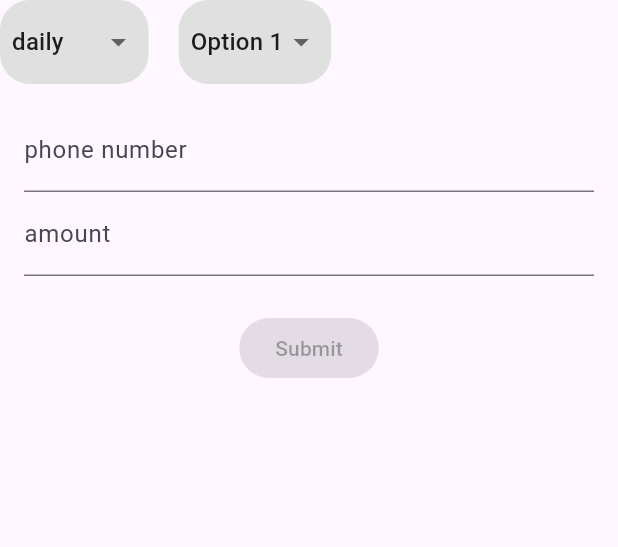
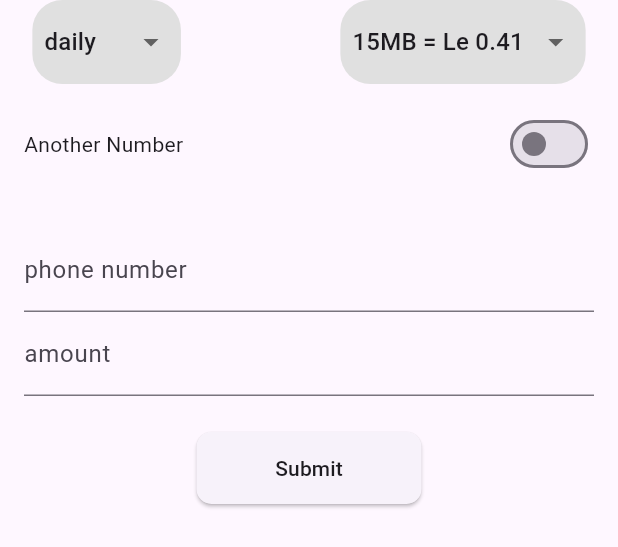
Before and after one commit to osmanbah441/money, a Flutter app: the DataBundleService widget shown alone on an empty page, opened directly, on a phone screen of 412 x 824 dp. Shown: the top 547 px of the screen. Run offline on Flutter 3.47's test engine with Material 3 defaults, Android fonts, the phone set to English and light mode, and no system bars.

Commit message:
added demo

```diff
--- a/api/example/api_example.dart
+++ /dev/null
@@ -1,6 +0,0 @@
-import 'package:api/api.dart';
-
-void main() {
-  var awesome = Awesome();
-  print('awesome: ${awesome.isAwesome}');
-}
--- a/api/lib/src/api_base.dart
+++ /dev/null
@@ -1,6 +0,0 @@
-// TODO: Put public facing types in this file.
-
-/// Checks if you are awesome. Spoiler: you are.
-class Awesome {
-  bool get isAwesome => true;
-}
--- a/lib/components/pay_service_by_number_form.dart
+++ b/lib/components/pay_service_by_number_form.dart
@@ -1,38 +1,73 @@
 import 'package:flutter/material.dart';
+import 'package:money/components/expanded_elevated_button.dart';
 
-class PayServiceByNumberForm extends StatelessWidget {
-  const PayServiceByNumberForm(
-      {super.key,
+class PayServiceByNumberForm extends StatefulWidget {
+  const PayServiceByNumberForm({
+    super.key,
     required this.numberLabelText,
     this.amountLabelText = 'amount',
     this.onSubmit,
-      this.disableNumberField = false});
+    this.disableNumberField = false,
+    this.validateNumber,
+  });
 
   final String numberLabelText;
   final String amountLabelText;
   final VoidCallback? onSubmit;
   final bool disableNumberField;
+  final String? Function(String?)? validateNumber;
 
   @override
+  State<PayServiceByNumberForm> createState() => _PayServiceByNumberFormState();
+}
+
+class _PayServiceByNumberFormState extends State<PayServiceByNumberForm> {
+  final _formKey = GlobalKey<FormState>();
+  @override
   Widget build(BuildContext context) {
-    return Padding(
+    return Form(
+      key: _formKey,
+      child: Padding(
         padding: const EdgeInsets.all(16.0),
         child: Column(
           children: [
-          if (!disableNumberField)
-            TextField(
-              decoration: InputDecoration(labelText: numberLabelText),
+            if (!widget.disableNumberField)
+              TextFormField(
+                decoration: InputDecoration(labelText: widget.numberLabelText),
+                validator: widget.validateNumber,
               ),
-          TextField(
-            decoration: InputDecoration(labelText: amountLabelText),
+            TextFormField(
+              decoration: InputDecoration(labelText: widget.amountLabelText),
+              validator: _validateAmount,
             ),
             const SizedBox(height: 24),
-          ElevatedButton(
-            onPressed: onSubmit,
-            child: Text("Submit"),
+            ExpandedElevatedButton(
+              onPressed: () {
+                if (_formKey.currentState!.validate()) {
+                  if (widget.onSubmit != null) widget.onSubmit!();
+                  ScaffoldMessenger.of(context)
+                    ..hideCurrentSnackBar()
+                    ..showSnackBar(const SnackBar(
+                        content: Text('form submit successfull')));
+                }
+              },
+              label: "Submit",
             ),
           ],
         ),
+      ),
     );
   }
+
+  String? _validateAmount(String? amount) {
+    if (amount == null || amount.isEmpty) return "This field is required";
+
+    try {
+      final a = int.parse(amount);
+      if (a < 20) return "must be at least Le 20";
+    } catch (e) {
+      return "must be a number";
     }
+    return null;
+  }
+}
--- a/lib/router/routes.dart
+++ /dev/null
@@ -1,47 +0,0 @@
-import 'package:flutter/material.dart';
-import 'package:go_router/go_router.dart';
-import 'package:money/screens/screens.dart';
-
-part 'scaffold_with_nav_bar.dart';
-
-final class AppRouter {
-  GoRouter get router => GoRouter(
-        debugLogDiagnostics: true,
-        initialLocation: _PathConstants.homePath,
-        routes: [
-          ShellRoute(
-            builder: (context, state, child) => ScaffoldWithNavBar(
-              location: state.uri.path,
-              child: child,
-            ),
-            routes: [
-              _homeRoute,
-              _servicesRoute,
-              _historyRoute,
-            ],
-          ),
-        ],
-      );
-
-  GoRoute get _homeRoute => GoRoute(
-      path: _PathConstants.homePath, builder: (context, state) => HomeScreen());
-
-  GoRoute get _servicesRoute => GoRoute(
-      path: _PathConstants.servicesPath,
-      builder: (context, state) => const ServicesScreen());
-
-  GoRoute get _historyRoute => GoRoute(
-        path: _PathConstants.historyPath,
-        builder: (context, state) => const Center(
-          child: Text('history'),
-        ),
-      );
-}
-
-abstract final class _PathConstants {
-  const _PathConstants();
-
-  static const homePath = "/";
-  static const servicesPath = "/services";
-  static const historyPath = "/history";
-}
--- a/lib/screens/screens.dart
+++ b/lib/screens/screens.dart
@@ -1,2 +1 @@
-export 'home/home_screen.dart';
 export 'services/services_screen.dart';
--- a/lib/screens/services/data_bundle_service.dart
+++ b/lib/screens/services/data_bundle_service.dart
@@ -1,24 +1,61 @@
 import 'package:flutter/material.dart';
 import 'package:money/components/components.dart';
 
-class DataBundleService extends StatelessWidget {
+class DataBundleService extends StatefulWidget {
   const DataBundleService({super.key});
 
+  @override
+  State<DataBundleService> createState() => _DataBundleServiceState();
+}
+
+class _DataBundleServiceState extends State<DataBundleService> {
+  bool _topupSwitchValue = false;
+
+  void _toggleTopupSwitch(bool value) =>
+      setState(() => _topupSwitchValue = value);
   @override
   Widget build(BuildContext context) {
     return Column(
       children: [
         SubscriptionOptionsSelector(
           subscriptionOptions: const {
-            SubscriptionType.daily: ['Option 1', 'Option 2', 'Option 3'],
-            SubscriptionType.weekly: ['Option A', 'Option B', 'Option C'],
-            SubscriptionType.monthly: ['Option X', 'Option Y', 'Option Z'],
+            SubscriptionType.daily: [
+              '15MB = Le 0.41',
+              '70MB = Le 1.60',
+              '260MB = Le 5.72',
+            ],
+            SubscriptionType.weekly: [
+              '115MB = Le 2.50',
+              '600MB = Le 12.50',
+              '1240MB = Le 24.80',
+            ],
+            SubscriptionType.monthly: [
+              '2.6GB = Le 52.00',
+              '7GB = Le 140',
+              '10GB = Le 200',
+              '20GB = Le 400'
+            ],
           },
           onChanged: (String selectedOption) {
             print('Selected option: $selectedOption');
           },
         ),
+        Padding(
+          padding: const EdgeInsets.all(16.0),
+          child: Row(
+            mainAxisAlignment: MainAxisAlignment.spaceBetween,
+            children: [
+              Text(_topupSwitchValue ? 'My Number' : 'Another Number'),
+              Switch(
+                value: _topupSwitchValue,
+                onChanged: _toggleTopupSwitch,
+              ),
+            ],
+          ),
+        ),
         PayServiceByNumberForm(
+          disableNumberField: _topupSwitchValue,
+          onSubmit: () {},
           numberLabelText: 'phone number',
         ),
       ],
@@ -32,14 +69,14 @@ class SubscriptionOptionsSelector extends StatefulWidget {
   final Map<SubscriptionType, List<String>> subscriptionOptions;
   final ValueChanged<String> onChanged;
 
-  SubscriptionOptionsSelector({
+  const SubscriptionOptionsSelector({
+    super.key,
     required this.subscriptionOptions,
     required this.onChanged,
   });
 
   @override
-  _SubscriptionOptionsSelectorState createState() =>
-      _SubscriptionOptionsSelectorState();
+  State<StatefulWidget> createState() => _SubscriptionOptionsSelectorState();
 }
 
 class _SubscriptionOptionsSelectorState
@@ -58,6 +95,7 @@ class _SubscriptionOptionsSelectorState
   @override
   Widget build(BuildContext context) {
     return Row(
+      mainAxisAlignment: MainAxisAlignment.spaceAround,
       children: [
         DropdownButtonChip<SubscriptionType>(
           value: selectedSubscriptionType,
@@ -74,7 +112,7 @@ class _SubscriptionOptionsSelectorState
             return subscriptionType.toString().split('.').last;
           },
         ),
-        SizedBox(width: 20),
+        const SizedBox(width: 20),
         DropdownButtonChip<String>(
           value: selectedOption,
           onChanged: (String? newValue) {
```
Also changed, not shown: api/analysis_options.yaml (deleted, +0 -30 lines), api/lib/api.dart (deleted, +0 -8 lines), api/pubspec.yaml (deleted, +0 -15 lines), lib/main.dart (+5 -4 lines), lib/router/navigaton_observers.dart (deleted, +0 -13 lines), lib/router/scaffold_with_nav_bar.dart (deleted, +0 -48 lines), lib/screens/home/balance_card.dart (deleted, +0 -41 lines), lib/screens/home/home_screen.dart (deleted, +0 -79 lines), lib/screens/services/edsa_service.dart (+14 -0 lines), 5 other files. Lines whose indentation alone changed are shown as unchanged.
